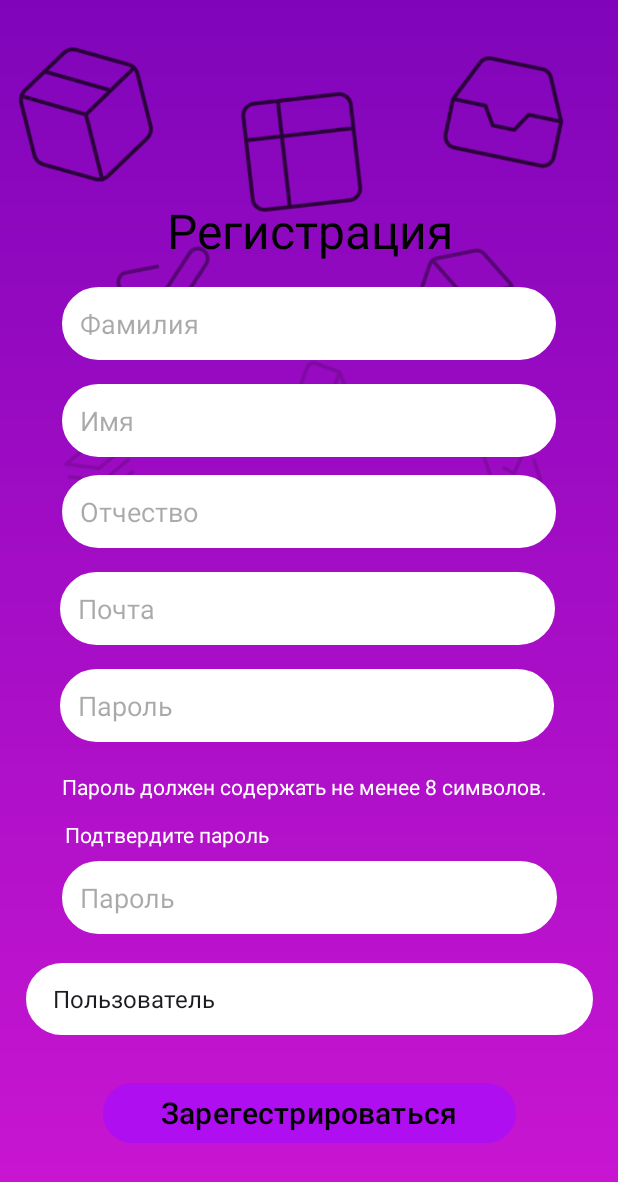
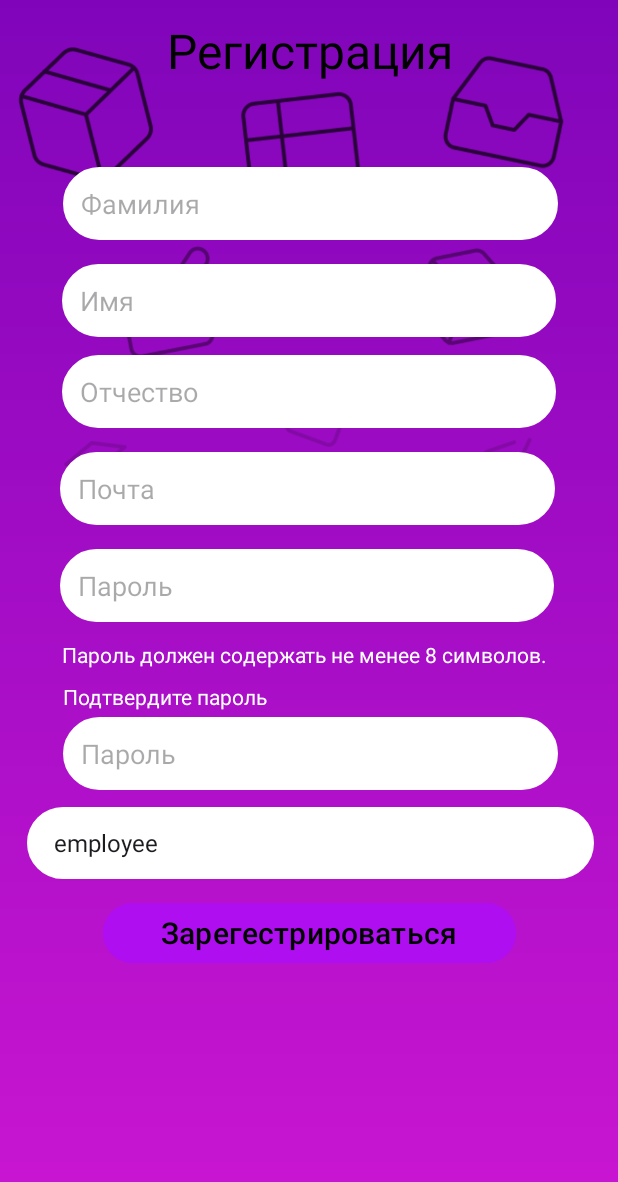
Before and after one commit to DdZz2005/Craft_Code_Project, an Android app: the RegistrationActivity screen opened directly, with no data from a screen before it, on a phone screen of 412 x 824 dp. Shown: the top 1182 px of the screen. Run offline under Robolectric (Android 15) with nearby library versions, the phone set to English and light mode, and no system bars.

Commit message:
Реализована регистрация (с запросами)

```diff
--- /dev/null
+++ b/app/src/main/java/API_service/ApiService.kt
@@ -0,0 +1,13 @@
+import retrofit2.Call
+import retrofit2.http.Body
+import retrofit2.http.POST
+
+interface ApiService {
+
+    // POST запрос
+    @POST("R/addUser/")
+    fun postUser(@Body data: UserProfileModel): Call<UserProfileModel>
+
+    @POST("R/loginUser/")
+    fun loginUser(@Body loginData: UserLoginRequestForm): Call<UserLoginRequestForm>
+}
--- /dev/null
+++ b/app/src/main/java/API_service/RetrofitClient.kt
@@ -0,0 +1,22 @@
+import com.google.gson.GsonBuilder
+import retrofit2.Retrofit
+import retrofit2.converter.gson.GsonConverterFactory
+
+object RetrofitClient {
+    private var retrofit: Retrofit? = null
+
+    fun getClient(baseUrl: String): Retrofit {
+        if (retrofit == null) {
+            // Добавляем Gson с lenient режимом
+            val gson = GsonBuilder()
+                .setLenient()
+                .create()
+
+            retrofit = Retrofit.Builder()
+                .baseUrl(baseUrl)
+                .addConverterFactory(GsonConverterFactory.create(gson))
+                .build()
+        }
+        return retrofit!!
+    }
+}
--- /dev/null
+++ b/app/src/main/java/API_service/UserLoginRequestForm.kt
@@ -0,0 +1,4 @@
+data class UserLoginRequestForm(
+    val email: String = "default@example.com",  // Электронная почта, с дефолтным значением
+    val password: String = "Не указано",                       // Фамилия
+)
--- /dev/null
+++ b/app/src/main/java/API_service/UserLoginResponseForm.kt
@@ -0,0 +1,4 @@
+data class LoginResponse(
+    val success: Boolean,
+    val token: String?
+)
--- a/app/src/main/java/authentication/LoginActivity.kt
+++ b/app/src/main/java/authentication/LoginActivity.kt
@@ -1,5 +1,6 @@
 package authentication
 
+import UserLoginRequestForm
 import android.content.Intent
 import android.content.SharedPreferences
 import android.os.Bundle
@@ -51,7 +52,7 @@ class LoginActivity : AppCompatActivity() {
         }
 
         // Setup click listener for sign in button
-        binding.btnSignIn.setOnClickListener {
+        binding.btnLoginIn.setOnClickListener {
             val email = binding.etLogin.text.toString()
             val password = binding.etPassword.text.toString()
 
@@ -59,7 +60,6 @@ class LoginActivity : AppCompatActivity() {
                 Toast.makeText(this, "Пожалуйста, заполните все поля", Toast.LENGTH_SHORT).show()
                 return@setOnClickListener
             }
-                // Реализация аутентификации
         }
     }
 }
--- a/app/src/main/res/layout/activity_login.xml
+++ b/app/src/main/res/layout/activity_login.xml
@@ -106,11 +106,11 @@
         app:layout_constraintEnd_toEndOf="parent"
         app:layout_constraintHorizontal_bias="0.497"
         app:layout_constraintStart_toStartOf="parent"
-        app:layout_constraintTop_toBottomOf="@id/btnSignIn"
+        app:layout_constraintTop_toBottomOf="@id/btnLoginIn"
         tools:ignore="HardcodedText" />
 
     <Button
-        android:id="@+id/btnSignIn"
+        android:id="@+id/btnLoginIn"
         android:layout_width="293dp"
         android:layout_height="45dp"
         android:layout_marginTop="8dp"
--- a/app/src/main/res/layout/activity_registration.xml
+++ b/app/src/main/res/layout/activity_registration.xml
@@ -24,13 +24,12 @@
         android:id="@+id/tvRegistrationTitle"
         android:layout_width="wrap_content"
         android:layout_height="wrap_content"
-        android:layout_marginTop="132dp"
+        android:layout_marginTop="12dp"
         android:text="Регистрация"
         android:textAlignment="center"
         android:textColor="@color/black"
         android:textSize="32sp"
         app:layout_constraintEnd_toEndOf="parent"
-        app:layout_constraintHorizontal_bias="0.501"
         app:layout_constraintStart_toStartOf="parent"
         app:layout_constraintTop_toTopOf="parent" />
 
@@ -52,14 +51,14 @@
         android:layout_width="378dp"
         android:layout_height="48dp"
         android:layout_marginStart="16dp"
-        android:layout_marginTop="76dp"
+        android:layout_marginTop="64dp"
         android:layout_marginEnd="16dp"
         android:background="@drawable/rounded_edit_text_white"
         android:entries="@array/roles_array"
         android:spinnerMode="dialog"
 
         app:layout_constraintEnd_toEndOf="parent"
-        app:layout_constraintHorizontal_bias="0.531"
+        app:layout_constraintHorizontal_bias="1.0"
         app:layout_constraintStart_toStartOf="parent"
         app:layout_constraintTop_toBottomOf="@id/etConfirmPassword" />
 
@@ -82,12 +81,12 @@
         android:id="@+id/etConfirmPassword"
         android:layout_width="0dp"
         android:layout_height="wrap_content"
-        android:layout_marginTop="52dp"
+        android:layout_marginTop="40dp"
         android:text="Подтвердите пароль"
         android:textColor="#FFFFFF"
         android:textSize="14sp"
         app:layout_constraintEnd_toEndOf="parent"
-        app:layout_constraintHorizontal_bias="0.526"
+        app:layout_constraintHorizontal_bias="0.512"
         app:layout_constraintStart_toStartOf="parent"
         app:layout_constraintTop_toBottomOf="@id/etPassword"
         app:layout_constraintWidth_percent="0.8" />
@@ -96,13 +95,13 @@
         android:id="@+id/etPasswordAccess"
         android:layout_width="0dp"
         android:layout_height="wrap_content"
-        android:layout_marginTop="144dp"
+        android:layout_marginTop="128dp"
         android:background="@drawable/rounded_edit_text_white"
         android:hint="Пароль"
         android:inputType="textPassword"
         android:padding="12dp"
         app:layout_constraintEnd_toEndOf="parent"
-        app:layout_constraintHorizontal_bias="0.505"
+        app:layout_constraintHorizontal_bias="0.512"
         app:layout_constraintStart_toStartOf="parent"
         app:layout_constraintTop_toBottomOf="@id/etEmail"
         app:layout_constraintWidth_percent="0.8" />
@@ -139,11 +138,12 @@
         android:id="@+id/etLastName"
         android:layout_width="0dp"
         android:layout_height="wrap_content"
-        android:layout_marginTop="16dp"
+        android:layout_marginTop="56dp"
         android:background="@drawable/rounded_edit_text_white"
         android:hint="Фамилия"
         android:padding="12dp"
         app:layout_constraintEnd_toEndOf="parent"
+        app:layout_constraintHorizontal_bias="0.512"
         app:layout_constraintStart_toStartOf="parent"
         app:layout_constraintTop_toBottomOf="@id/tvRegistrationTitle"
         app:layout_constraintWidth_percent="0.8" />
@@ -152,7 +152,7 @@
         android:id="@+id/btnRegister"
         android:layout_width="275dp"
         android:layout_height="48dp"
-        android:layout_marginTop="28dp"
+        android:layout_marginTop="12dp"
         android:backgroundTint="#AF0FF0"
         android:onClick="onClick"
         android:text="Зарегестрироваться"
@@ -166,7 +166,7 @@
         android:id="@+id/tvPasswordInformation"
         android:layout_width="0dp"
         android:layout_height="wrap_content"
-        android:layout_marginTop="20dp"
+        android:layout_marginTop="12dp"
         android:text="Пароль должен содержать не менее 8 символов."
         android:textColor="#FFFFFF"
         android:textSize="14sp"
--- a/app/src/main/res/values/array_of_roles.xml
+++ b/app/src/main/res/values/array_of_roles.xml
@@ -1,7 +1,7 @@
 <?xml version="1.0" encoding="utf-8"?>
 <resources>
     <string-array name="roles_array">
-        <item>Пользователь</item>
-        <item>Администратор</item>
+        <item>employee</item>
+        <item>admin</item>
     </string-array>
 </resources>
```
Also changed, not shown: app/build.gradle.kts (+22 -0 lines), app/src/main/AndroidManifest.xml (+11 -1 lines), app/src/main/java/API_service/UserProfileModel.kt (added, +9 -0 lines), app/src/main/java/authentication/RegistrationActivity.kt (+49 -6 lines), app/src/main/res/xml/network_security_config.xml (added, +7 -0 lines).
